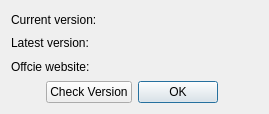
First picture: the form in woterm/qwoaboutdialog.ui, repository aoyiduo/woterm, before the edit.
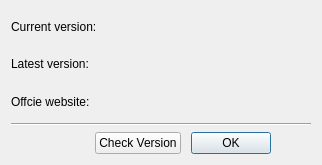
Second picture: the form after the edit.

Diff of the .ui file:
```diff
--- a/woterm/qwoaboutdialog.ui
+++ b/woterm/qwoaboutdialog.ui
@@ -6,8 +6,8 @@
    <rect>
     <x>0</x>
     <y>0</y>
-    <width>269</width>
-    <height>114</height>
+    <width>321</width>
+    <height>165</height>
    </rect>
   </property>
   <property name="maximumSize">
@@ -32,6 +32,19 @@
      <item>
       <widget class="QLabel" name="verNow">
        <property name="sizePolicy">
+        <sizepolicy hsizetype="Preferred" vsizetype="Preferred">
+         <horstretch>0</horstretch>
+         <verstretch>0</verstretch>
+        </sizepolicy>
+       </property>
+       <property name="text">
+        <string/>
+       </property>
+      </widget>
+     </item>
+     <item>
+      <widget class="QLabel" name="authorizeLevel">
+       <property name="sizePolicy">
         <sizepolicy hsizetype="MinimumExpanding" vsizetype="Preferred">
          <horstretch>0</horstretch>
          <verstretch>0</verstretch>
@@ -85,6 +98,12 @@
          <verstretch>0</verstretch>
         </sizepolicy>
        </property>
+       <property name="minimumSize">
+        <size>
+         <width>100</width>
+         <height>0</height>
+        </size>
+       </property>
        <property name="text">
         <string/>
        </property>
@@ -98,6 +117,19 @@
      </item>
     </layout>
    </item>
+   <item>
+    <widget class="Line" name="line">
+     <property name="minimumSize">
+      <size>
+       <width>300</width>
+       <height>0</height>
+      </size>
+     </property>
+     <property name="orientation">
+      <enum>Qt::Horizontal</enum>
+     </property>
+    </widget>
+   </item>
    <item>
     <layout class="QHBoxLayout" name="horizontalLayout">
      <item>
```
